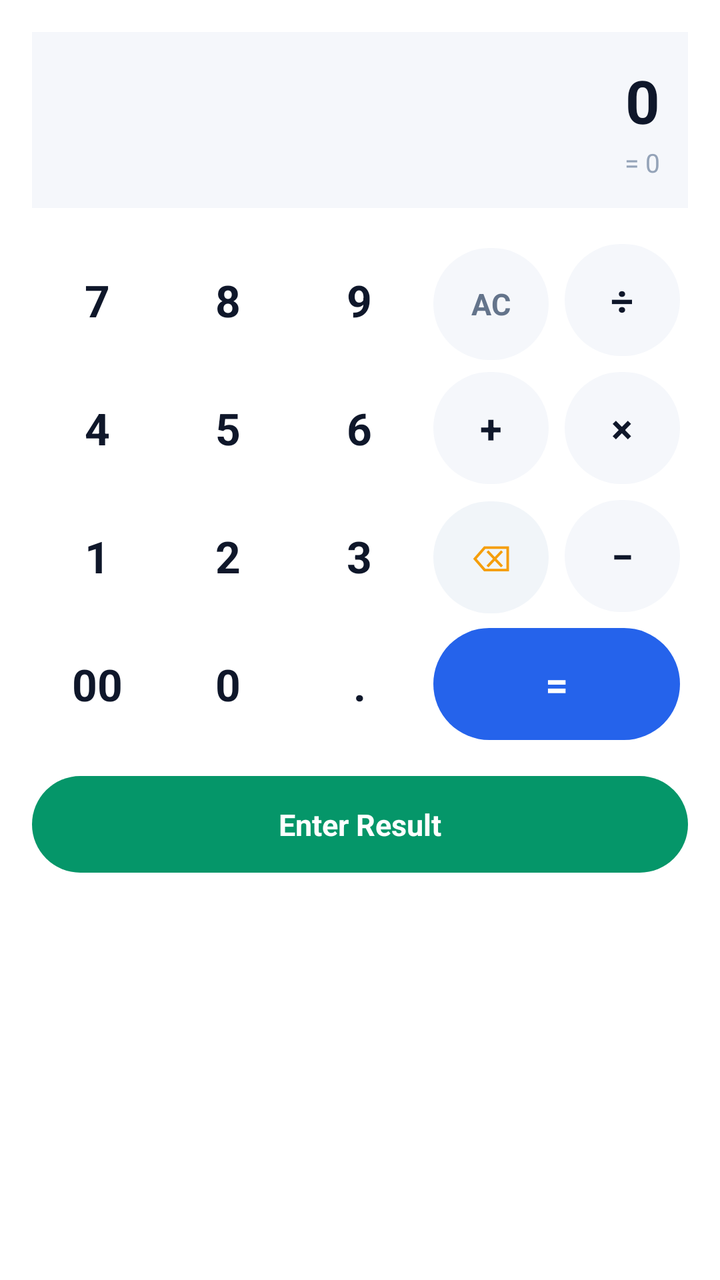
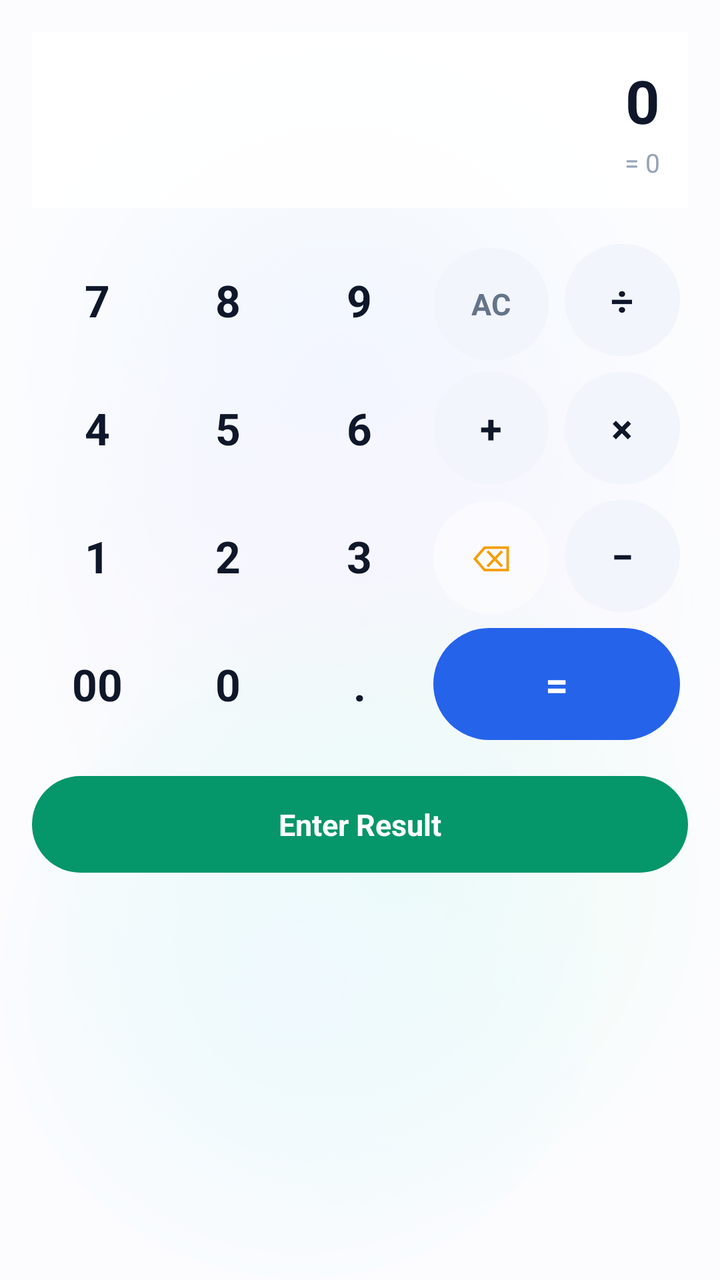

The first picture is an Android layout as it rendered before a commit; the second is the same layout after the commit. The layout source and the unified diff follow.
<!-- AndroidManifest.xml: application theme Theme.ExpenseOS -->
<!-- res/layout/dialog_calculator.xml -->
<?xml version="1.0" encoding="utf-8"?>
<LinearLayout xmlns:android="http://schemas.android.com/apk/res/android"
    android:layout_width="match_parent"
    android:layout_height="wrap_content"
    android:background="@color/bg_card"
    android:orientation="vertical"
    android:padding="16dp">

    
    <LinearLayout
        android:layout_width="match_parent"
        android:layout_height="wrap_content"
        android:background="@color/bg"
        android:orientation="vertical"
        android:padding="14dp">

        <TextView
            android:id="@+id/tvCalcDisplay"
            android:layout_width="match_parent"
            android:layout_height="wrap_content"
            android:gravity="end"
            android:text="0"
            android:textColor="@color/text"
            android:textSize="30sp"
            android:textStyle="bold" />

        <TextView
            android:id="@+id/tvCalcPreview"
            android:layout_width="match_parent"
            android:layout_height="wrap_content"
            android:layout_marginTop="2dp"
            android:gravity="end"
            android:text="= 0"
            android:textColor="@color/text_hint"
            android:textSize="13sp" />
    </LinearLayout>

    
    <LinearLayout
        android:layout_width="match_parent"
        android:layout_height="wrap_content"
        android:layout_marginTop="14dp"
        android:orientation="horizontal">

        
        <LinearLayout
            android:layout_width="0dp"
            android:layout_height="wrap_content"
            android:layout_weight="3"
            android:orientation="vertical">

            <LinearLayout
                android:layout_width="match_parent"
                android:layout_height="wrap_content"
                android:orientation="horizontal">

                <TextView
                    android:id="@+id/btnCalc7"
                    android:layout_width="0dp"
                    android:layout_height="56dp"
                    android:layout_weight="1"
                    android:layout_margin="4dp"
                    android:background="?attr/selectableItemBackgroundBorderless"
                    android:clickable="true"
                    android:focusable="true"
                    android:gravity="center"
                    android:text="7"
                    android:textColor="@color/text"
                    android:textSize="22sp"
                    android:textStyle="bold" />

                <TextView
                    android:id="@+id/btnCalc8"
                    android:layout_width="0dp"
                    android:layout_height="56dp"
                    android:layout_weight="1"
                    android:layout_margin="4dp"
                    android:background="?attr/selectableItemBackgroundBorderless"
                    android:clickable="true"
                    android:focusable="true"
                    android:gravity="center"
                    android:text="8"
                    android:textColor="@color/text"
                    android:textSize="22sp"
                    android:textStyle="bold" />

                <TextView
                    android:id="@+id/btnCalc9"
                    android:layout_width="0dp"
                    android:layout_height="56dp"
                    android:layout_weight="1"
                    android:layout_margin="4dp"
                    android:background="?attr/selectableItemBackgroundBorderless"
                    android:clickable="true"
                    android:focusable="true"
                    android:gravity="center"
                    android:text="9"
                    android:textColor="@color/text"
                    android:textSize="22sp"
                    android:textStyle="bold" />
            </LinearLayout>

            <LinearLayout
                android:layout_width="match_parent"
                android:layout_height="wrap_content"
                android:orientation="horizontal">

                <TextView
                    android:id="@+id/btnCalc4"
                    android:layout_width="0dp"
                    android:layout_height="56dp"
                    android:layout_weight="1"
                    android:layout_margin="4dp"
                    android:background="?attr/selectableItemBackgroundBorderless"
                    android:clickable="true"
                    android:focusable="true"
                    android:gravity="center"
                    android:text="4"
                    android:textColor="@color/text"
                    android:textSize="22sp"
                    android:textStyle="bold" />

                <TextView
                    android:id="@+id/btnCalc5"
                    android:layout_width="0dp"
                    android:layout_height="56dp"
                    android:layout_weight="1"
                    android:layout_margin="4dp"
                    android:background="?attr/selectableItemBackgroundBorderless"
                    android:clickable="true"
                    android:focusable="true"
                    android:gravity="center"
                    android:text="5"
                    android:textColor="@color/text"
                    android:textSize="22sp"
                    android:textStyle="bold" />

                <TextView
                    android:id="@+id/btnCalc6"
                    android:layout_width="0dp"
                    android:layout_height="56dp"
                    android:layout_weight="1"
                    android:layout_margin="4dp"
                    android:background="?attr/selectableItemBackgroundBorderless"
                    android:clickable="true"
                    android:focusable="true"
                    android:gravity="center"
                    android:text="6"
                    android:textColor="@color/text"
                    android:textSize="22sp"
                    android:textStyle="bold" />
            </LinearLayout>

            <LinearLayout
                android:layout_width="match_parent"
                android:layout_height="wrap_content"
                android:orientation="horizontal">

                <TextView
                    android:id="@+id/btnCalc1"
                    android:layout_width="0dp"
                    android:layout_height="56dp"
                    android:layout_weight="1"
                    android:layout_margin="4dp"
                    android:background="?attr/selectableItemBackgroundBorderless"
                    android:clickable="true"
                    android:focusable="true"
                    android:gravity="center"
                    android:text="1"
                    android:textColor="@color/text"
                    android:textSize="22sp"
                    android:textStyle="bold" />

                <TextView
                    android:id="@+id/btnCalc2"
                    android:layout_width="0dp"
                    android:layout_height="56dp"
                    android:layout_weight="1"
                    android:layout_margin="4dp"
                    android:background="?attr/selectableItemBackgroundBorderless"
                    android:clickable="true"
                    android:focusable="true"
                    android:gravity="center"
                    android:text="2"
                    android:textColor="@color/text"
                    android:textSize="22sp"
                    android:textStyle="bold" />

                <TextView
                    android:id="@+id/btnCalc3"
                    android:layout_width="0dp"
                    android:layout_height="56dp"
                    android:layout_weight="1"
                    android:layout_margin="4dp"
                    android:background="?attr/selectableItemBackgroundBorderless"
                    android:clickable="true"
                    android:focusable="true"
                    android:gravity="center"
                    android:text="3"
                    android:textColor="@color/text"
                    android:textSize="22sp"
                    android:textStyle="bold" />
            </LinearLayout>

            <LinearLayout
                android:layout_width="match_parent"
                android:layout_height="wrap_content"
                android:orientation="horizontal">

                <TextView
                    android:id="@+id/btnCalc00"
                    android:layout_width="0dp"
                    android:layout_height="56dp"
                    android:layout_weight="1"
                    android:layout_margin="4dp"
                    android:background="?attr/selectableItemBackgroundBorderless"
                    android:clickable="true"
                    android:focusable="true"
                    android:gravity="center"
                    android:text="00"
                    android:textColor="@color/text"
                    android:textSize="22sp"
                    android:textStyle="bold" />

                <TextView
                    android:id="@+id/btnCalc0"
                    android:layout_width="0dp"
                    android:layout_height="56dp"
                    android:layout_weight="1"
                    android:layout_margin="4dp"
                    android:background="?attr/selectableItemBackgroundBorderless"
                    android:clickable="true"
                    android:focusable="true"
                    android:gravity="center"
                    android:text="0"
                    android:textColor="@color/text"
                    android:textSize="22sp"
                    android:textStyle="bold" />

                <TextView
                    android:id="@+id/btnCalcDot"
                    android:layout_width="0dp"
                    android:layout_height="56dp"
                    android:layout_weight="1"
                    android:layout_margin="4dp"
                    android:background="?attr/selectableItemBackgroundBorderless"
                    android:clickable="true"
                    android:focusable="true"
                    android:gravity="center"
                    android:text="."
                    android:textColor="@color/text"
                    android:textSize="22sp"
                    android:textStyle="bold" />
            </LinearLayout>
        </LinearLayout>

        
        <LinearLayout
            android:layout_width="0dp"
            android:layout_height="wrap_content"
            android:layout_weight="2"
            android:orientation="vertical">

            <LinearLayout
                android:layout_width="match_parent"
                android:layout_height="wrap_content"
                android:orientation="horizontal">

                <TextView
                    android:id="@+id/btnCalcClear"
                    android:layout_width="0dp"
                    android:layout_height="56dp"
                    android:layout_weight="1"
                    android:layout_margin="4dp"
                    android:background="@drawable/bg_calc_circle"
                    android:clickable="true"
                    android:focusable="true"
                    android:gravity="center"
                    android:text="AC"
                    android:textColor="@color/text_muted"
                    android:textSize="15sp"
                    android:textStyle="bold" />

                <TextView
                    android:id="@+id/btnCalcDiv"
                    android:layout_width="0dp"
                    android:layout_height="56dp"
                    android:layout_weight="1"
                    android:layout_margin="4dp"
                    android:background="@drawable/bg_calc_circle"
                    android:clickable="true"
                    android:focusable="true"
                    android:gravity="center"
                    android:text="÷"
                    android:textColor="@color/text"
                    android:textSize="20sp"
                    android:textStyle="bold" />
            </LinearLayout>

            <LinearLayout
                android:layout_width="match_parent"
                android:layout_height="wrap_content"
                android:orientation="horizontal">

                <TextView
                    android:id="@+id/btnCalcPlus"
                    android:layout_width="0dp"
                    android:layout_height="56dp"
                    android:layout_weight="1"
                    android:layout_margin="4dp"
                    android:background="@drawable/bg_calc_circle"
                    android:clickable="true"
                    android:focusable="true"
                    android:gravity="center"
                    android:text="+"
                    android:textColor="@color/text"
                    android:textSize="20sp"
                    android:textStyle="bold" />

                <TextView
                    android:id="@+id/btnCalcMul"
                    android:layout_width="0dp"
                    android:layout_height="56dp"
                    android:layout_weight="1"
                    android:layout_margin="4dp"
                    android:background="@drawable/bg_calc_circle"
                    android:clickable="true"
                    android:focusable="true"
                    android:gravity="center"
                    android:text="×"
                    android:textColor="@color/text"
                    android:textSize="20sp"
                    android:textStyle="bold" />
            </LinearLayout>

            <LinearLayout
                android:layout_width="match_parent"
                android:layout_height="wrap_content"
                android:orientation="horizontal">

                <TextView
                    android:id="@+id/btnCalcBackspace"
                    android:layout_width="0dp"
                    android:layout_height="56dp"
                    android:layout_weight="1"
                    android:layout_margin="4dp"
                    android:background="@drawable/bg_calc_backspace"
                    android:clickable="true"
                    android:focusable="true"
                    android:gravity="center"
                    android:text="⌫"
                    android:textColor="@color/amber"
                    android:textSize="18sp" />

                <TextView
                    android:id="@+id/btnCalcMinus"
                    android:layout_width="0dp"
                    android:layout_height="56dp"
                    android:layout_weight="1"
                    android:layout_margin="4dp"
                    android:background="@drawable/bg_calc_circle"
                    android:clickable="true"
                    android:focusable="true"
                    android:gravity="center"
                    android:text="−"
                    android:textColor="@color/text"
                    android:textSize="20sp"
                    android:textStyle="bold" />
            </LinearLayout>

            <LinearLayout
                android:layout_width="match_parent"
                android:layout_height="wrap_content"
                android:orientation="horizontal">

                <TextView
                    android:id="@+id/btnCalcEquals"
                    android:layout_width="match_parent"
                    android:layout_height="56dp"
                    android:layout_margin="4dp"
                    android:background="@drawable/bg_calc_equals"
                    android:clickable="true"
                    android:focusable="true"
                    android:gravity="center"
                    android:text="="
                    android:textColor="@android:color/white"
                    android:textSize="20sp"
                    android:textStyle="bold" />
            </LinearLayout>
        </LinearLayout>
    </LinearLayout>

    
    <TextView
        android:id="@+id/btnCalcEnterResult"
        android:layout_width="match_parent"
        android:layout_height="wrap_content"
        android:layout_marginTop="14dp"
        android:background="@drawable/bg_calc_enter_result"
        android:clickable="true"
        android:focusable="true"
        android:gravity="center"
        android:padding="14dp"
        android:text="Enter Result"
        android:textColor="@android:color/white"
        android:textSize="15sp"
        android:textStyle="bold" />

</LinearLayout>
<!-- resources referenced by this layout -->
<resources>
  <color name="bg">#F5F7FB</color>
  <color name="bg_card">#FFFFFF</color>
  <style name="Theme.ExpenseOS" parent="Theme.MaterialComponents.DayNight.NoActionBar">
          <item name="colorPrimary">@color/primary</item>
          <item name="colorPrimaryVariant">@color/primary_dark</item>
          <item name="colorPrimaryDark">@color/primary_dark</item>
          <item name="colorOnPrimary">@color/on_primary</item>
          <item name="colorSecondary">@color/secondary</item>
          <item name="colorSecondaryVariant">@color/secondary_dark</item>
          <item name="colorOnSecondary">@color/on_primary</item>
          <item name="colorAccent">@color/primary</item>
          <item name="colorSurface">@color/surface</item>
          <item name="colorOnSurface">@color/text</item>
          <item name="colorOnBackground">@color/text</item>
          <item name="colorError">@color/danger</item>
          <item name="android:colorBackground">@color/bg</item>
          <item name="android:windowBackground">@color/bg</item>
  
          <item name="android:textColorPrimary">@color/text</item>
          <item name="android:textColorSecondary">@color/text_muted</item>
          <item name="android:textColorHint">@color/text_hint</item>
          <item name="android:fontFamily">sans-serif</item>
          <item name="fontFamily">sans-serif</item>
  
          
          <item name="android:statusBarColor">@color/bg</item>
          <item name="android:navigationBarColor">@color/nav_bg</item>
          <item name="android:windowLightStatusBar">true</item>
          <item name="android:windowLightNavigationBar" tools:targetApi="o_mr1">true</item>
          <item name="android:forceDarkAllowed" tools:targetApi="q">false</item>
  
          
          <item name="editTextStyle">@style/Widget.ExpenseOS.EditText</item>
          <item name="materialAlertDialogTheme">@style/ThemeOverlay.ExpenseOS.Dialog</item>
          <item name="bottomSheetDialogTheme">@style/ThemeOverlay.ExpenseOS.BottomSheet</item>
          <item name="materialTimePickerTheme">@style/ThemeOverlay.ExpenseOS.TimePicker</item>
          <item name="android:windowAnimationStyle">@style/Animation.ExpenseOS.Window</item>
          <item name="android:windowActivityTransitions">true</item>
          <item name="android:windowContentTransitions">true</item>
      </style>
  <color name="surface_2">#F1F5F9</color>
  <color name="surface">#FFFFFF</color>
  <color name="nav_bg">#FFFFFF</color>
  <!-- unchanged entries left out for length: 25 -->
</resources>

<!-- the commit's change to res/layout/dialog_calculator.xml (unified diff, before → after) -->
@@ -10,7 +10,7 @@
     <LinearLayout
         android:layout_width="match_parent"
         android:layout_height="wrap_content"
-        android:background="@color/bg"
+        android:background="@color/glass_fill_strong"
         android:orientation="vertical"
         android:padding="14dp">
 
<!-- resource entries referenced after the edit -->
@@ -1,7 +1,8 @@
 <!-- resources referenced by this layout -->
 <resources>
-  <color name="bg">#F5F7FB</color>
-  <color name="bg_card">#FFFFFF</color>
+  <color name="bg">#F2F5FB</color>
+  <color name="bg_card">#C2FFFFFF</color>
+  <color name="glass_fill_strong">#E6FFFFFF</color>
   <style name="Theme.ExpenseOS" parent="Theme.MaterialComponents.DayNight.NoActionBar">
           <item name="colorPrimary">@color/primary</item>
           <item name="colorPrimaryVariant">@color/primary_dark</item>
@@ -16,7 +17,7 @@
           <item name="colorOnBackground">@color/text</item>
           <item name="colorError">@color/danger</item>
           <item name="android:colorBackground">@color/bg</item>
-          <item name="android:windowBackground">@color/bg</item>
+          <item name="android:windowBackground">@drawable/aurora_bg</item>
   
           <item name="android:textColorPrimary">@color/text</item>
           <item name="android:textColorSecondary">@color/text_muted</item>
@@ -25,8 +26,8 @@
           <item name="fontFamily">sans-serif</item>
   
           
-          <item name="android:statusBarColor">@color/bg</item>
-          <item name="android:navigationBarColor">@color/nav_bg</item>
+          <item name="android:statusBarColor">@android:color/transparent</item>
+          <item name="android:navigationBarColor">@android:color/transparent</item>
           <item name="android:windowLightStatusBar">true</item>
           <item name="android:windowLightNavigationBar" tools:targetApi="o_mr1">true</item>
           <item name="android:forceDarkAllowed" tools:targetApi="q">false</item>
@@ -40,9 +41,62 @@
           <item name="android:windowActivityTransitions">true</item>
           <item name="android:windowContentTransitions">true</item>
       </style>
-  <color name="surface_2">#F1F5F9</color>
-  <color name="surface">#FFFFFF</color>
-  <color name="nav_bg">#FFFFFF</color>
+  <color name="surface_2">#8CFFFFFF</color>
+  <color name="surface">#E9FFFFFF</color>
+  <!-- drawable aurora_bg (drawable) -->
+  <?xml version="1.0" encoding="utf-8"?>
+  <layer-list xmlns:android="http://schemas.android.com/apk/res/android">
+      <item android:drawable="@color/aurora_base" />
+      <item android:width="380dp" android:height="380dp"
+          android:gravity="top|end"
+          android:drawable="@drawable/aurora_blob_blue" />
+      <item android:width="360dp" android:height="360dp"
+          android:gravity="start" android:top="120dp"
+          android:drawable="@drawable/aurora_blob_violet" />
+      <item android:width="340dp" android:height="340dp"
+          android:gravity="bottom|end" android:bottom="30dp"
+          android:drawable="@drawable/aurora_blob_mint" />
+      <item android:width="300dp" android:height="300dp"
+          android:gravity="bottom|start"
+          android:drawable="@drawable/aurora_blob_sky" />
+  </layer-list>
+  <color name="aurora_base">#F2F5FB</color>
+  <!-- drawable aurora_blob_blue (drawable) -->
+  <?xml version="1.0" encoding="utf-8"?>
+  <shape xmlns:android="http://schemas.android.com/apk/res/android" android:shape="oval">
+      <gradient
+          android:type="radial"
+          android:gradientRadius="180dp"
+          android:startColor="#BFDBFE"
+          android:endColor="#00BFDBFE" />
+  </shape>
+  <!-- drawable aurora_blob_violet (drawable) -->
+  <?xml version="1.0" encoding="utf-8"?>
+  <shape xmlns:android="http://schemas.android.com/apk/res/android" android:shape="oval">
+      <gradient
+          android:type="radial"
+          android:gradientRadius="180dp"
+          android:startColor="#DDD6FE"
+          android:endColor="#00DDD6FE" />
+  </shape>
+  <!-- drawable aurora_blob_mint (drawable) -->
+  <?xml version="1.0" encoding="utf-8"?>
+  <shape xmlns:android="http://schemas.android.com/apk/res/android" android:shape="oval">
+      <gradient
+          android:type="radial"
+          android:gradientRadius="180dp"
+          android:startColor="#A7F3D0"
+          android:endColor="#00A7F3D0" />
+  </shape>
+  <!-- drawable aurora_blob_sky (drawable) -->
+  <?xml version="1.0" encoding="utf-8"?>
+  <shape xmlns:android="http://schemas.android.com/apk/res/android" android:shape="oval">
+      <gradient
+          android:type="radial"
+          android:gradientRadius="180dp"
+          android:startColor="#BAE6FD"
+          android:endColor="#00BAE6FD" />
+  </shape>
   <!-- unchanged entries left out for length: 25 -->
 </resources>
 
